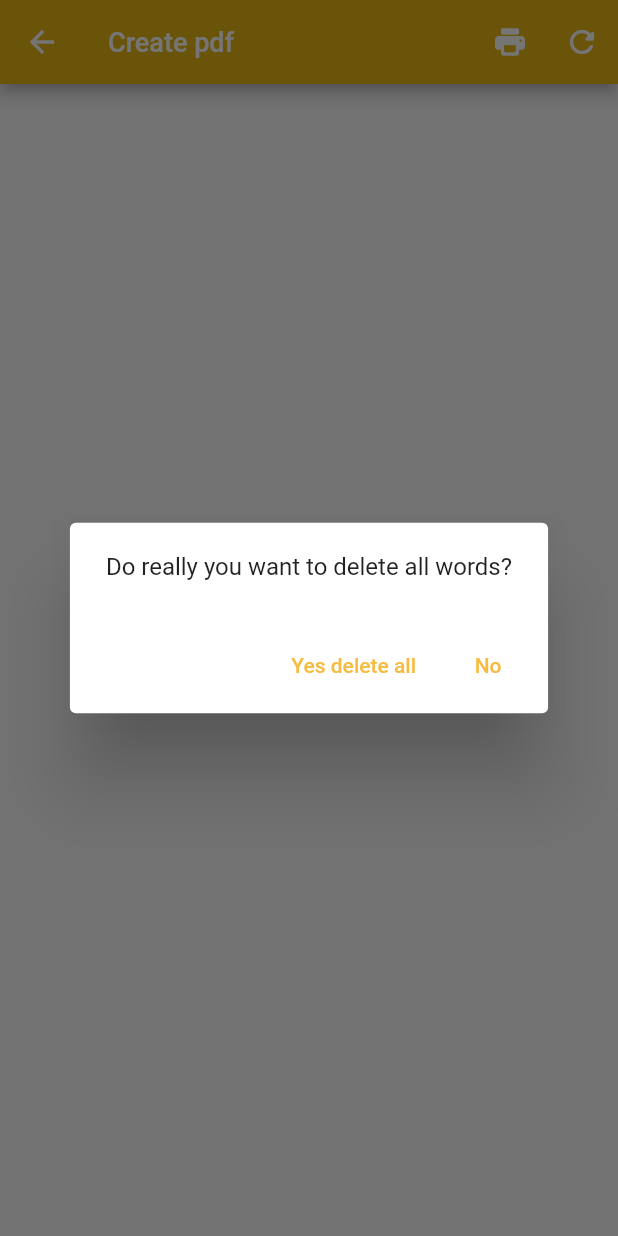
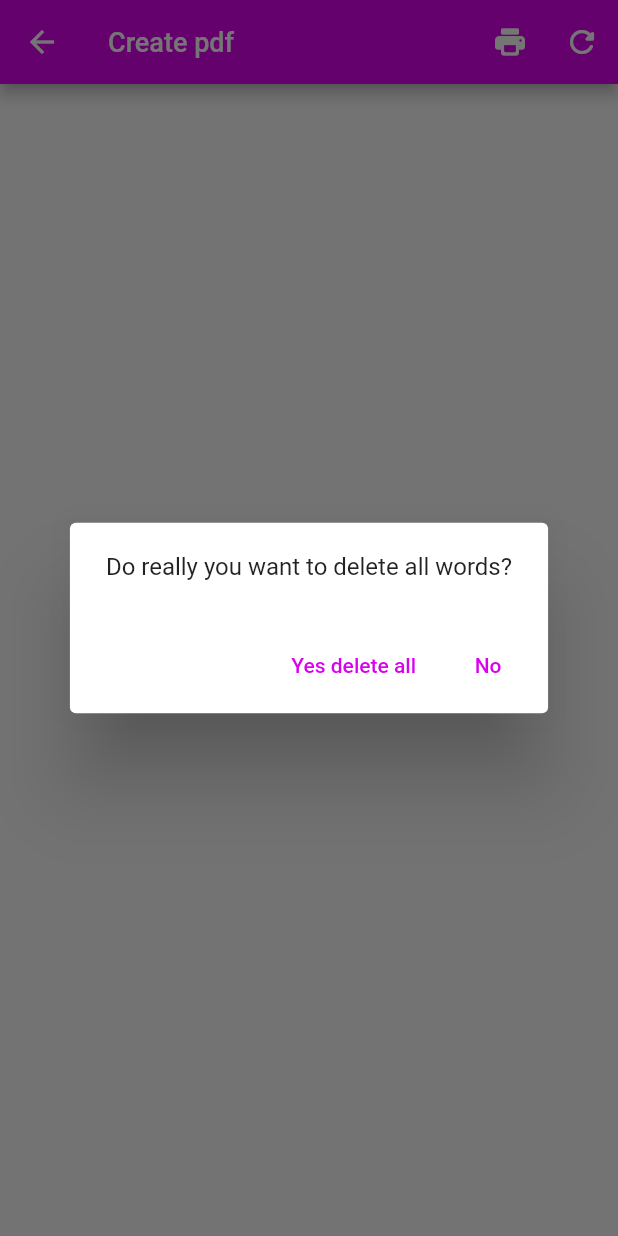
Before and after one commit to Abdurahmon727/Dictionary-app, a Flutter app: the CreatePdfPage screen opened directly, after a tap on the "refresh" icon, on a phone screen of 412 x 824 dp. Run offline on Flutter 3.47's test engine with Material 2 defaults, Android fonts, the phone set to English and light mode, and no system bars; drawn by our look-alikes of overlay_support; our stand-ins replace bloc, dio, equatable, flutter_bloc, freezed_annotation, get_it and 4 more; Roboto replaces fonts that are missing (WorkSans).

Commit message:
fix: change primary colors

```diff
--- a/lib/assets/colors/colors.dart
+++ b/lib/assets/colors/colors.dart
@@ -12,11 +12,12 @@ const greyTextColor = _c989DAD;
 const lightGrey = _c5C5C5C;
 const bodyText1Color = _c111111;
 const brown = _cBF7C2E;
-const primary = _cF5BC41;
+const primary = _d902ee;
+const lightPrimary = _mediumOrchid;
 const accentGrey = _c1C2E45;
 const lightBrown = _cDECDB8;
 const arrowGrey = _c606060;
-
+const lightYellow = _ffd79d;
 const yellowShadow = _sunFlower;
 
 // Link: http://www.color-blindness.com/color-name-hue/
@@ -27,11 +28,11 @@ const _prussianBlue = Color(0XFF001444);
 const _black = Color(0XFF000000);
 const _cornflowerBlue = Color(0XFF0535DC);
 const _sunFlower = Color(0XFFE7B815);
-
-//const _manatee = Color(0XFF8C94A5);
+const _mediumOrchid = Color(0XFFD162DF);
 
 // Unnamed colors
-
+const _d902ee = Color(0xFFD902EE);
+const _ffd79d = Color(0XFFFFD79D);
 const _c989DAD = Color(0XFF989DAD);
 const _c494646 = Color(0XFF494646);
 const _c5C5C5C = Color(0XFF5C5C5C);
--- a/lib/assets/theme/theme.dart
+++ b/lib/assets/theme/theme.dart
@@ -5,7 +5,7 @@ import '../colors/colors.dart';
 class AppTheme {
   static ThemeData lightTheme() => ThemeData(
         fontFamily: 'WorkSans',
-        primaryColor: yellowShadow,
+        primaryColor: primary,
         brightness: Brightness.light,
         scaffoldBackgroundColor: background,
         textTheme: const TextTheme(
@@ -74,7 +74,7 @@ class AppTheme {
   static const bodyText2 = TextStyle(
     fontSize: 12,
     fontWeight: FontWeight.w600,
-    color: brown,
+    color: lightPrimary,
   );
   static const caption = TextStyle(
     fontSize: 12,
--- a/lib/features/network_dictionary/presentation/widgets/word_definition.dart
+++ b/lib/features/network_dictionary/presentation/widgets/word_definition.dart
@@ -63,7 +63,8 @@ class WWordDefinition extends StatelessWidget {
                     for (int k = 0; k < entity.meanings[i].synonyms.length; k++)
                       Text(
                         entity.meanings[i].synonyms[k],
-                        style: const TextStyle(fontSize: 14),
+                        style:
+                            const TextStyle(fontSize: 14, color: yellowShadow),
                       ),
                   ],
                 ),
```
